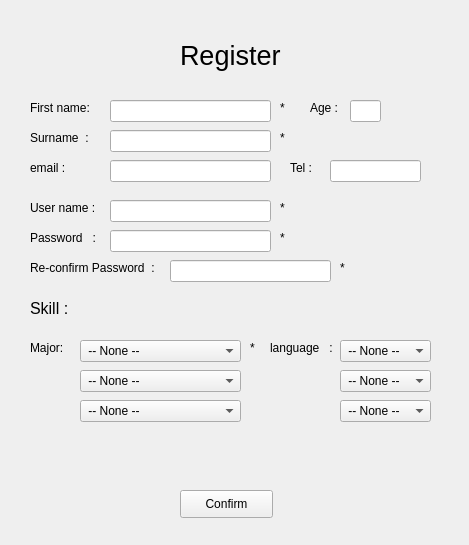
First picture: the form in User_Registeration_UI.ui, repository Sirawap/PathFinder-Project, before the edit.
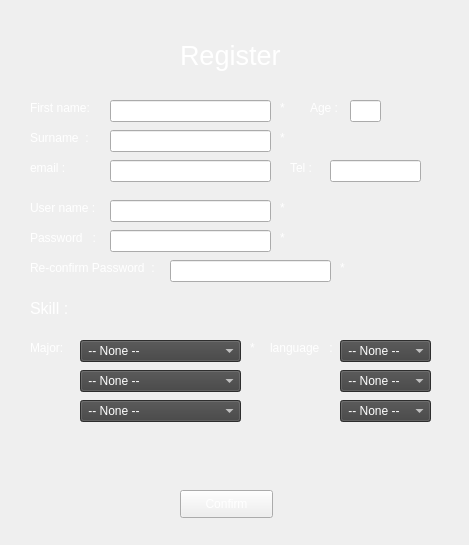
Second picture: the form after the edit. Icons and pictures are not drawn.

The edit to the form file:
```diff
--- a/User_Registeration_UI.ui
+++ b/User_Registeration_UI.ui
@@ -13,6 +13,16 @@
   <property name="windowTitle">
    <string>Form</string>
   </property>
+  <property name="styleSheet">
+   <string notr="true">QWidget{
+	background-image: url(:/bg/grey.png);
+	color: white
+}
+
+QComboBox{	
+	background-color: rgb(65, 65, 65);
+}</string>
+  </property>
   <widget class="QPushButton" name="confirm_b">
    <property name="geometry">
     <rect>
```
Left out of the diff: 4 changed lines with no effect on the pictures.
